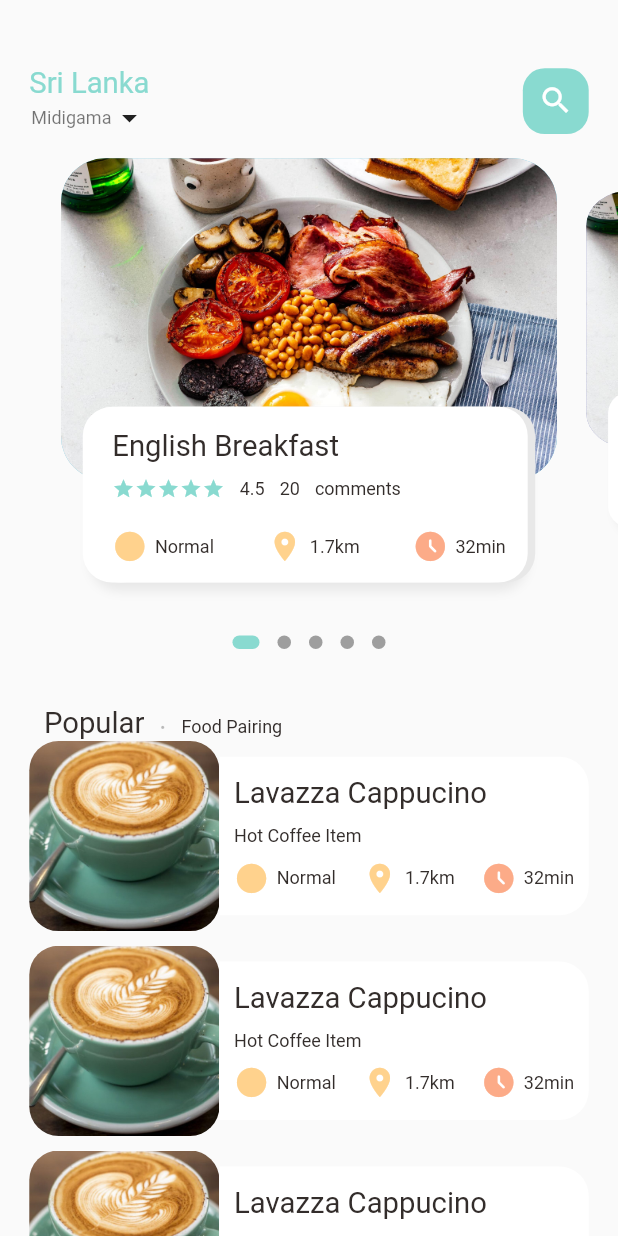
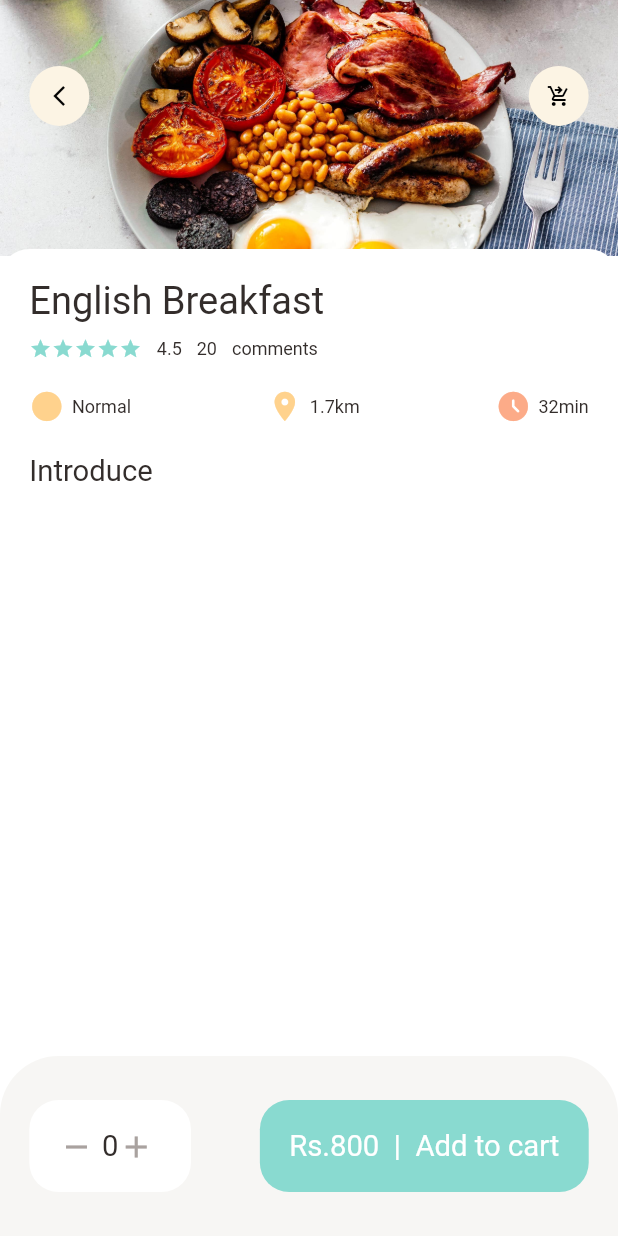
Before and after one commit to Saliya99/rock_vin_cafe_app, a Flutter app: the screen it shows after launch, on a phone screen of 412 x 824 dp. Run offline on Flutter 3.47's test engine with Material 2 defaults, Android fonts, the phone set to English and light mode, and no system bars; drawn by our look-alikes of dots_indicator; our stand-ins replace get; missing offline and left inert: dart:ffi.

Commit message:
popular food details page UI

```diff
--- a/rock_vin_cafe_app/lib/main.dart
+++ b/rock_vin_cafe_app/lib/main.dart
@@ -1,6 +1,7 @@
 import 'package:flutter/material.dart';
 import 'package:get/get.dart';
-import 'package:rock_vin_cafe_app/home/main_food_page.dart';
+import 'package:rock_vin_cafe_app/pages/food/popular_food_detail.dart';
+import 'package:rock_vin_cafe_app/pages/home/main_food_page.dart';
 
 void main() {
   runApp(const MyApp());
@@ -27,7 +28,7 @@
         // is not restarted.
         primarySwatch: Colors.blue,
       ),
-      home: MainFoodPage(),
+      home: PopularFoodDetail(),
     );
   }
 }
--- /dev/null
+++ b/rock_vin_cafe_app/lib/pages/food/popular_food_detail.dart
@@ -0,0 +1,136 @@
+import 'dart:ffi';
+
+import 'package:flutter/material.dart';
+import 'package:flutter/src/widgets/framework.dart';
+import 'package:flutter/src/widgets/placeholder.dart';
+import 'package:rock_vin_cafe_app/utils/colors.dart';
+import 'package:rock_vin_cafe_app/utils/dimensions.dart';
+import 'package:rock_vin_cafe_app/widgets/app_column.dart';
+import 'package:rock_vin_cafe_app/widgets/app_icon.dart';
+import 'package:rock_vin_cafe_app/widgets/icon_and_text_widget.dart';
+
+import '../../widgets/big_text.dart';
+import '../../widgets/small_text.dart';
+
+class PopularFoodDetail extends StatelessWidget {
+  const PopularFoodDetail({super.key});
+
+  @override
+  Widget build(BuildContext context) {
+    return Scaffold(
+      backgroundColor: Colors.white,
+      body: Stack(
+        children: [
+          Positioned(
+              left: 0,
+              right: 0,
+              child: Container(
+                width: double.maxFinite,
+                height: Dimensions.PopularFoodImgSize,
+                decoration: BoxDecoration(
+                    image: DecorationImage(
+                        fit: BoxFit.cover,
+                        image: AssetImage("assets/image/food1.jpg"))),
+              )),
+          Positioned(
+              top: Dimensions.height45,
+              left: Dimensions.width20,
+              right: Dimensions.width20,
+              child: Row(
+                mainAxisAlignment: MainAxisAlignment.spaceBetween,
+                children: [
+                  AppIcon(icon: Icons.arrow_back_ios_new),
+                  AppIcon(icon: Icons.shopping_cart_checkout_outlined),
+                ],
+              )),
+          Positioned(
+              left: 0,
+              right: 0,
+              bottom: 0,
+              top: Dimensions.PopularFoodImgSize - 5,
+              child: Container(
+                padding: EdgeInsets.only(
+                    left: Dimensions.width20,
+                    right: Dimensions.width20,
+                    top: Dimensions.height20),
+                decoration: BoxDecoration(
+                    borderRadius: BorderRadius.only(
+                      topRight: Radius.circular(Dimensions.radius20),
+                      topLeft: Radius.circular(Dimensions.radius20),
+                    ),
+                    color: Colors.white),
+                child: Column(
+                  crossAxisAlignment: CrossAxisAlignment.start,
+                  children: [
+                    AppColumn(text: "English Breakfast"),
+                    SizedBox(
+                      height: Dimensions.height20,
+                    ),
+                    BigText(text: "Introduce"),
+                  ],
+                ), ////////////popular food star column////////
+              )),
+        ],
+      ),
+      bottomNavigationBar: Container(
+        height: 120,
+        padding: EdgeInsets.only(
+            top: Dimensions.height30,
+            bottom: Dimensions.height30,
+            left: Dimensions.width20,
+            right: Dimensions.width20),
+        decoration: BoxDecoration(
+            color: AppColors.buttonBackgroungColor,
+            borderRadius: BorderRadius.only(
+                topLeft: Radius.circular(Dimensions.radius20 * 2),
+                topRight: Radius.circular(Dimensions.radius20 * 2))),
+        child: Row(
+          mainAxisAlignment: MainAxisAlignment.spaceBetween,
+          children: [
+            Container(
+              padding: EdgeInsets.only(
+                  top: Dimensions.height20,
+                  bottom: Dimensions.height20,
+                  left: Dimensions.width20,
+                  right: Dimensions.width20),
+              decoration: BoxDecoration(
+                borderRadius: BorderRadius.circular(Dimensions.radius20),
+                color: Colors.white,
+              ),
+              child: Row(
+                children: [
+                  Icon(
+                    Icons.remove,
+                    color: AppColors.signColor,
+                  ),
+                  SizedBox(
+                    width: Dimensions.widtht10 / 2,
+                  ),
+                  BigText(text: "0"),
+                  Icon(Icons.add, color: AppColors.signColor),
+                  SizedBox(
+                    width: Dimensions.widtht10 / 2,
+                  ),
+                ],
+              ),
+            ),
+            Container(
+              padding: EdgeInsets.only(
+                  top: Dimensions.height20,
+                  bottom: Dimensions.height20,
+                  left: Dimensions.width20,
+                  right: Dimensions.width20),
+              child: BigText(
+                text: "Rs.800  |  Add to cart",
+                color: Colors.white,
+              ),
+              decoration: BoxDecoration(
+                  borderRadius: BorderRadius.circular(Dimensions.radius20),
+                  color: AppColors.mainColor),
+            )
+          ],
+        ),
+      ),
+    );
+  }
+}
--- a/rock_vin_cafe_app/lib/home/food_page_body.dart
+++ b/rock_vin_cafe_app/lib/pages/home/food_page_body.dart
@@ -6,6 +6,7 @@
 import 'package:flutter/src/widgets/placeholder.dart';
 import 'package:rock_vin_cafe_app/utils/colors.dart';
 import 'package:rock_vin_cafe_app/utils/dimensions.dart';
+import 'package:rock_vin_cafe_app/widgets/app_column.dart';
 import 'package:rock_vin_cafe_app/widgets/big_text.dart';
 import 'package:rock_vin_cafe_app/widgets/icon_and_text_widget.dart';
 import 'package:rock_vin_cafe_app/widgets/small_text.dart';
@@ -246,63 +247,7 @@
                     top: Dimensions.height15,
                     left: Dimensions.height15,
                     right: Dimensions.height15),
-                child: Column(
-                  crossAxisAlignment: CrossAxisAlignment.start,
-                  children: [
-                    BigText(text: "English Breakfast"),
-                    SizedBox(
-                      height: Dimensions.height10,
-                    ),
-                    Row(
-                      children: [
-                        Wrap(
-                          children: List.generate(5, (index) {
-                            return Icon(
-                              Icons.star,
-                              color: AppColors.mainColor,
-                              size: 15,
-                            );
-                          }),
-                        ),
-                        SizedBox(
-                          width: 10,
-                        ),
-                        SmallText(text: "4.5"),
-                        SizedBox(
-                          width: 10,
-                        ),
-                        SmallText(text: "20"),
-                        SizedBox(
-                          width: 10,
-                        ),
-                        SmallText(text: "comments")
-                      ],
-                    ),
-                    SizedBox(
-                      height: Dimensions.height20,
-                    ),
-                    Row(
-                      mainAxisAlignment: MainAxisAlignment.spaceBetween,
-                      children: [
-                        IconAndTextWidget(
-                          icon: Icons.circle_sharp,
-                          text: "Normal",
-                          iconColor: AppColors.iconColor1,
-                        ),
-                        IconAndTextWidget(
-                          icon: Icons.location_on,
-                          text: "1.7km",
-                          iconColor: AppColors.iconColor1,
-                        ),
-                        IconAndTextWidget(
-                          icon: Icons.access_time_filled_rounded,
-                          text: "32min",
-                          iconColor: AppColors.iconColor2,
-                        )
-                      ],
-                    )
-                  ],
-                ),
+                child: AppColumn(text: "English Breakfast"),
               ),
             ),
           )
--- a/rock_vin_cafe_app/lib/home/main_food_page.dart
+++ b/rock_vin_cafe_app/lib/pages/home/main_food_page.dart
@@ -1,7 +1,7 @@
 import 'package:flutter/material.dart';
 import 'package:flutter/src/widgets/framework.dart';
 import 'package:rock_vin_cafe_app/utils/colors.dart';
-import 'package:rock_vin_cafe_app/home/food_page_body.dart';
+import 'package:rock_vin_cafe_app/pages/home/food_page_body.dart';
 import 'package:rock_vin_cafe_app/utils/dimensions.dart';
 import 'package:rock_vin_cafe_app/widgets/big_text.dart';
 import 'package:rock_vin_cafe_app/widgets/small_text.dart';
--- a/rock_vin_cafe_app/lib/utils/dimensions.dart
+++ b/rock_vin_cafe_app/lib/utils/dimensions.dart
@@ -18,8 +18,9 @@
   static double width20 = screenHeight / 42.2;
   static double widtht15 = screenHeight / 56.27;
   static double widtht30 = screenHeight / 28.13;
-
+//font
   static double font20 = screenHeight / 42.2;
+  static double font26 = screenHeight / 32.46;
 
 //radius
   static double radius20 = screenHeight / 42.2;
@@ -28,8 +29,16 @@
 
   //icon size
   static double iconSize24 = screenHeight / 35.17;
+  static double iconSize16 = screenHeight / 52.75;
 
   // list view size
   static double listViewImgSize = screenHWidth / 3.25;
   static double listViewTextContSize = screenHWidth / 3.9;
+
+//popular food detils
+
+  static double PopularFoodImgSize = screenHWidth / 2.41;
+
+  //bottom bar height in detail page
+  static double bottomHeightBar = screenHWidth / 7.03;
 }
--- /dev/null
+++ b/rock_vin_cafe_app/lib/widgets/app_column.dart
@@ -0,0 +1,76 @@
+import 'package:flutter/cupertino.dart';
+import 'package:flutter/material.dart';
+import 'package:flutter/src/widgets/framework.dart';
+import 'package:flutter/src/widgets/placeholder.dart';
+import 'package:rock_vin_cafe_app/widgets/small_text.dart';
+
+import '../utils/colors.dart';
+import '../utils/dimensions.dart';
+import 'big_text.dart';
+import 'icon_and_text_widget.dart';
+
+class AppColumn extends StatelessWidget {
+  final String text;
+  const AppColumn({super.key, required this.text});
+
+  @override
+  Widget build(BuildContext context) {
+    return Column(
+      crossAxisAlignment: CrossAxisAlignment.start,
+      children: [
+        BigText(text: text, size: Dimensions.font26),
+        SizedBox(
+          height: Dimensions.height10,
+        ),
+        Row(
+          children: [
+            Wrap(
+              children: List.generate(5, (index) {
+                return Icon(
+                  Icons.star,
+                  color: AppColors.mainColor,
+                  size: 15,
+                );
+              }),
+            ),
+            SizedBox(
+              width: 10,
+            ),
+            SmallText(text: "4.5"),
+            SizedBox(
+              width: 10,
+            ),
+            SmallText(text: "20"),
+            SizedBox(
+              width: 10,
+            ),
+            SmallText(text: "comments")
+          ],
+        ),
+        SizedBox(
+          height: Dimensions.height20,
+        ),
+        Row(
+          mainAxisAlignment: MainAxisAlignment.spaceBetween,
+          children: [
+            IconAndTextWidget(
+              icon: Icons.circle_sharp,
+              text: "Normal",
+              iconColor: AppColors.iconColor1,
+            ),
+            IconAndTextWidget(
+              icon: Icons.location_on,
+              text: "1.7km",
+              iconColor: AppColors.iconColor1,
+            ),
+            IconAndTextWidget(
+              icon: Icons.access_time_filled_rounded,
+              text: "32min",
+              iconColor: AppColors.iconColor2,
+            )
+          ],
+        )
+      ],
+    );
+  }
+}
--- /dev/null
+++ b/rock_vin_cafe_app/lib/widgets/app_icon.dart
@@ -0,0 +1,35 @@
+import 'package:flutter/material.dart';
+import 'package:flutter/src/widgets/framework.dart';
+import 'package:flutter/src/widgets/placeholder.dart';
+
+class AppIcon extends StatelessWidget {
+  final IconData icon;
+  final Color backgroundColor;
+  final Color iconColor;
+  final double size;
+
+  AppIcon({
+    super.key,
+    required this.icon,
+    this.backgroundColor = const Color(0xFFfcf4e4),
+    this.iconColor = const Color(0xFF000000),
+    this.size = 40,
+  });
+
+  @override
+  Widget build(BuildContext context) {
+    return Container(
+      width: size,
+      height: size,
+      decoration: BoxDecoration(
+        borderRadius: BorderRadius.circular(size / 2),
+        color: backgroundColor,
+      ),
+      child: Icon(
+        icon,
+        color: iconColor,
+        size: 16,
+      ),
+    );
+  }
+}
```
